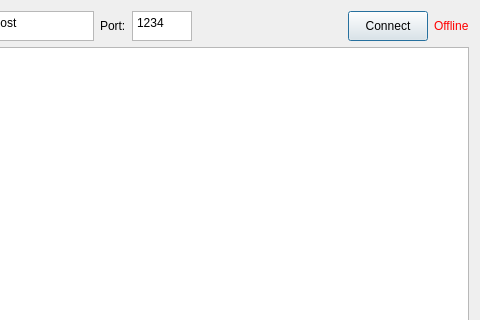
Before: the Qt Designer form roso-gui/dialog.ui in benediktibk/robosoccer-gui, drawn with Qt 5; both pictures show x 122 to 602 and y 0 to 320 of the 602 by 454 pixel window.
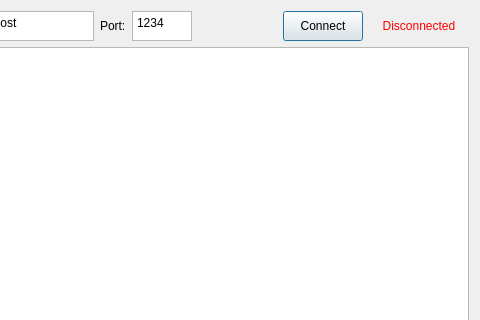
After: the same form once the commit is applied.

Patch:
```diff
--- a/roso-gui/dialog.ui
+++ b/roso-gui/dialog.ui
@@ -111,6 +111,12 @@
        </item>
        <item>
         <widget class="QLabel" name="labelConnectStatus">
+         <property name="minimumSize">
+          <size>
+           <width>100</width>
+           <height>0</height>
+          </size>
+         </property>
          <property name="maximumSize">
           <size>
            <width>16777215</width>
@@ -533,7 +539,10 @@
           </palette>
          </property>
          <property name="text">
-          <string>Offline</string>
+          <string>Disconnected</string>
+         </property>
+         <property name="alignment">
+          <set>Qt::AlignCenter</set>
          </property>
         </widget>
        </item>
```
Left out of the diff: 2 changed lines with no effect on the pictures.
